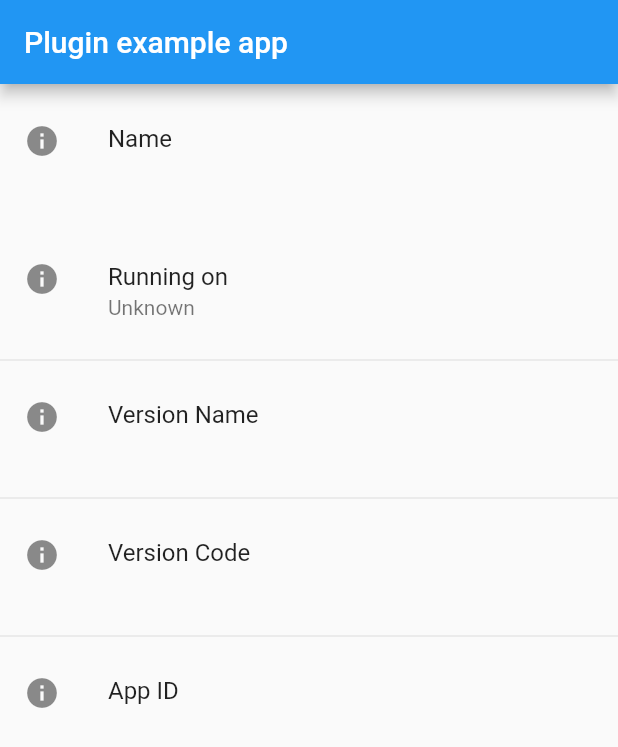
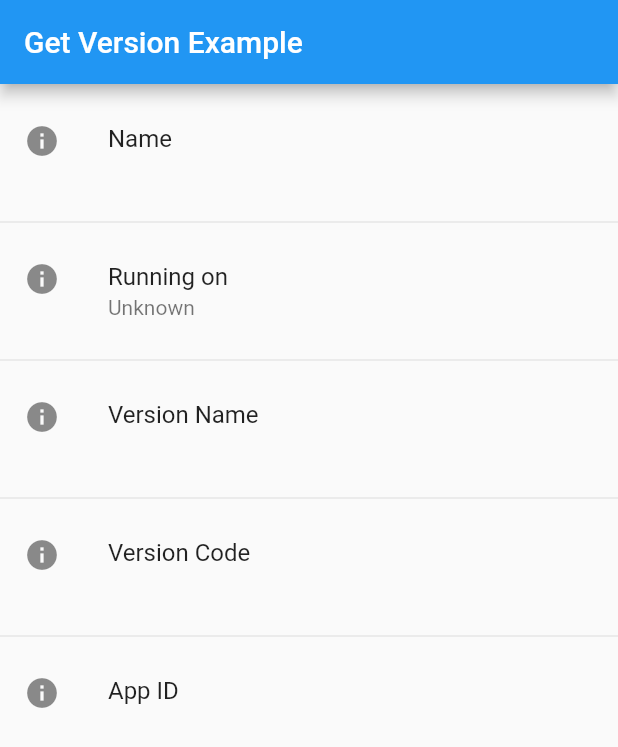
Before and after one commit to fluttercommunity/get_version, a Flutter app: the screen it shows after launch, on a phone screen of 412 x 824 dp. Shown: the top 747 px of the screen. Run offline on Flutter 3.47's test engine with Material 2 defaults, Android fonts, the phone set to English and light mode, and no system bars; our stand-ins replace package_info.

Commit message:
moving to flutter comm

```diff
--- a/example/lib/main.dart
+++ b/example/lib/main.dart
@@ -2,7 +2,34 @@ import 'package:flutter/material.dart';
 import 'package:flutter/services.dart';
 import 'package:get_version/get_version.dart';
 
-void main() => runApp(new MyApp());
+import 'dart:io' show Platform;
+import 'package:flutter/foundation.dart';
+
+// The existing imports
+// !! Keep your existing impots here !!
+
+/// main is entry point of Flutter application
+void main() {
+  // Desktop platforms aren't a valid platform.
+  _setTargetPlatformForDesktop();
+
+  return runApp(MyApp());
+}
+
+/// If the current platform is desktop, override the default platform to
+/// a supported platform (iOS for macOS, Android for Linux and Windows).
+/// Otherwise, do nothing.
+void _setTargetPlatformForDesktop() {
+  TargetPlatform targetPlatform;
+  if (Platform.isMacOS) {
+    targetPlatform = TargetPlatform.iOS;
+  } else if (Platform.isLinux || Platform.isWindows) {
+    targetPlatform = TargetPlatform.android;
+  }
+  if (targetPlatform != null) {
+    debugDefaultTargetPlatformOverride = targetPlatform;
+  }
+}
 
 class MyApp extends StatefulWidget {
   @override
@@ -17,13 +44,13 @@ class _MyAppState extends State<MyApp> {
   String _projectName = '';
 
   @override
-  initState() {
+  void initState() {
+    _initPlatformState();
     super.initState();
-    initPlatformState();
   }
 
   // Platform messages are asynchronous, so we initialize in an async method.
-  initPlatformState() async {
+  void _initPlatformState() async {
     String platformVersion;
     // Platform messages may fail, so we use a try/catch PlatformException.
     try {
@@ -83,7 +110,7 @@ class _MyAppState extends State<MyApp> {
     return new MaterialApp(
       home: new Scaffold(
         appBar: new AppBar(
-          title: new Text('Plugin example app'),
+          title: const Text('Get Version Example'),
         ),
         body: new SingleChildScrollView(
           child: new ListBody(
@@ -92,39 +119,31 @@ class _MyAppState extends State<MyApp> {
                 height: 10.0,
               ),
               new ListTile(
-                leading: new Icon(Icons.info),
+                leading: const Icon(Icons.info),
                 title: const Text('Name'),
                 subtitle: new Text(_projectName),
               ),
-              new Container(
-                height: 20.0,
-              ),
+              const Divider(height: 20.0),
               new ListTile(
-                leading: new Icon(Icons.info),
+                leading: const Icon(Icons.info),
                 title: const Text('Running on'),
                 subtitle: new Text(_platformVersion),
               ),
-              new Divider(
-                height: 20.0,
-              ),
+              const Divider(height: 20.0),
               new ListTile(
-                leading: new Icon(Icons.info),
+                leading: const Icon(Icons.info),
                 title: const Text('Version Name'),
                 subtitle: new Text(_projectVersion),
               ),
-              new Divider(
-                height: 20.0,
-              ),
+              const Divider(height: 20.0),
               new ListTile(
-                leading: new Icon(Icons.info),
+                leading: const Icon(Icons.info),
                 title: const Text('Version Code'),
                 subtitle: new Text(_projectCode),
               ),
-              new Divider(
-                height: 20.0,
-              ),
+              const Divider(height: 20.0),
               new ListTile(
-                leading: new Icon(Icons.info),
+                leading: const Icon(Icons.info),
                 title: const Text('App ID'),
                 subtitle: new Text(_projectAppID),
               ),
```
Also changed, not shown: lib/get_version.dart (+9 -10 lines), pubspec.yaml (+4 -39 lines), 7 other files.
